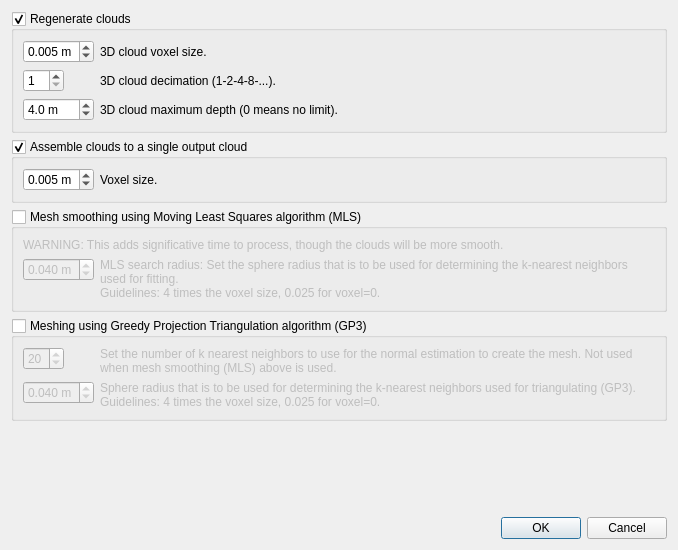
This is guilib/src/ui/exportCloudsDialog.ui in introlab/rtabmap as Qt 5 draws it before an edit. The edited form follows.
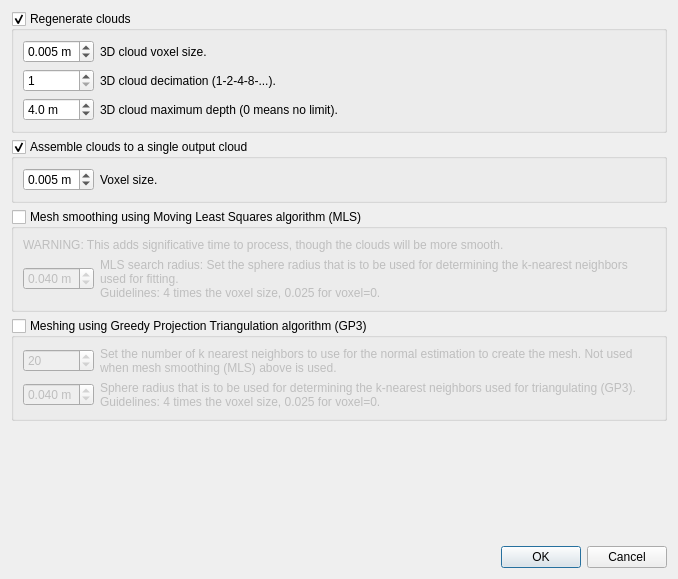
This is the edited form.

Commit message: -Added the grid map in the 3D map view (pcl::TextureMesh, available only when pcl>=1.7.2). Refactored how 2d maps are created. -Fixed export grid map on Mac OS X.

Diff of the .ui file:
```diff
--- a/guilib/src/ui/exportCloudsDialog.ui
+++ b/guilib/src/ui/exportCloudsDialog.ui
@@ -7,7 +7,7 @@
     <x>0</x>
     <y>0</y>
     <width>678</width>
-    <height>550</height>
+    <height>579</height>
    </rect>
   </property>
   <property name="windowTitle">
@@ -22,9 +22,7 @@
      <property name="checkable">
       <bool>true</bool>
      </property>
-     <layout class="QVBoxLayout" name="verticalLayout_3">
-      <item>
-       <layout class="QFormLayout" name="formLayout_2">
+     <layout class="QGridLayout" name="gridLayout" columnstretch="0,1">
         <item row="0" column="0">
          <widget class="QDoubleSpinBox" name="doubleSpinBox_voxelSize">
           <property name="suffix">
@@ -107,8 +105,6 @@
          </widget>
         </item>
        </layout>
-      </item>
-     </layout>
     </widget>
    </item>
    <item>
@@ -175,7 +171,7 @@
        </widget>
       </item>
       <item>
-       <layout class="QFormLayout" name="formLayout_4">
+       <layout class="QGridLayout" name="gridLayout_3" columnstretch="0,1">
         <item row="0" column="0">
          <widget class="QDoubleSpinBox" name="doubleSpinBox_mlsRadius">
           <property name="suffix">
@@ -222,10 +218,7 @@
      <property name="checked">
       <bool>false</bool>
      </property>
-     <layout class="QFormLayout" name="formLayout">
-      <property name="fieldGrowthPolicy">
-       <enum>QFormLayout::AllNonFixedFieldsGrow</enum>
-      </property>
+     <layout class="QGridLayout" name="gridLayout_4" columnstretch="0,1">
       <item row="0" column="0">
        <widget class="QSpinBox" name="spinBox_normalKSearch">
         <property name="minimum">
```
Left out of the diff: 4 changed lines with no effect on the pictures. Lines whose indentation alone changed are shown as unchanged. The commit also changes 15 other files.
